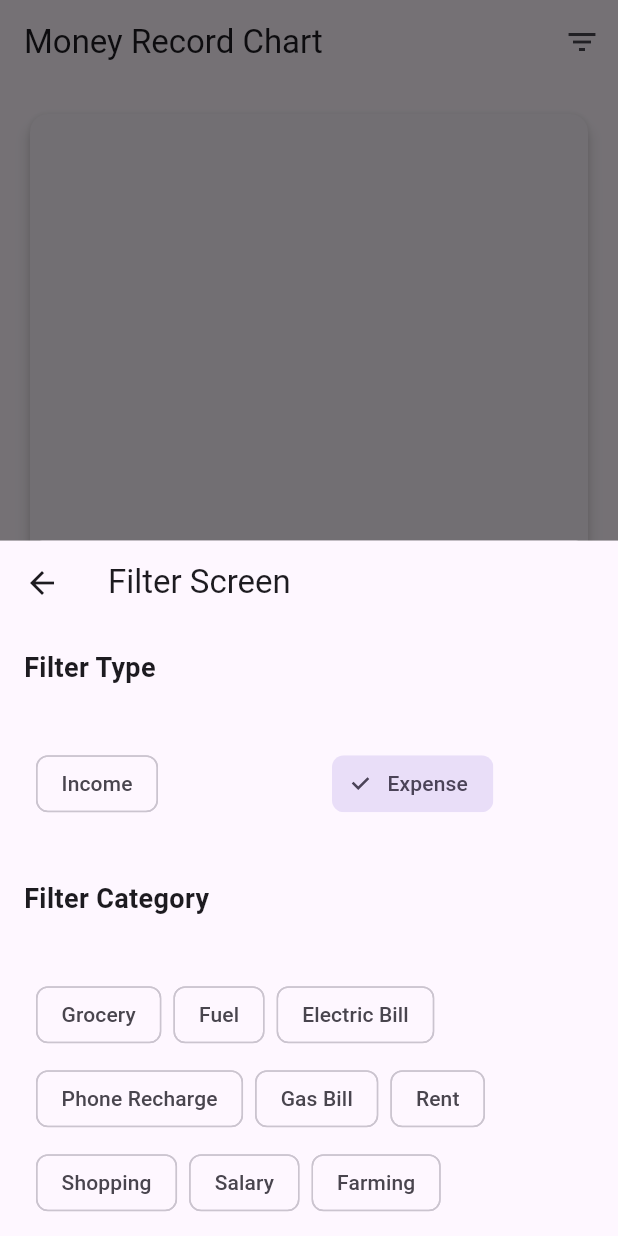
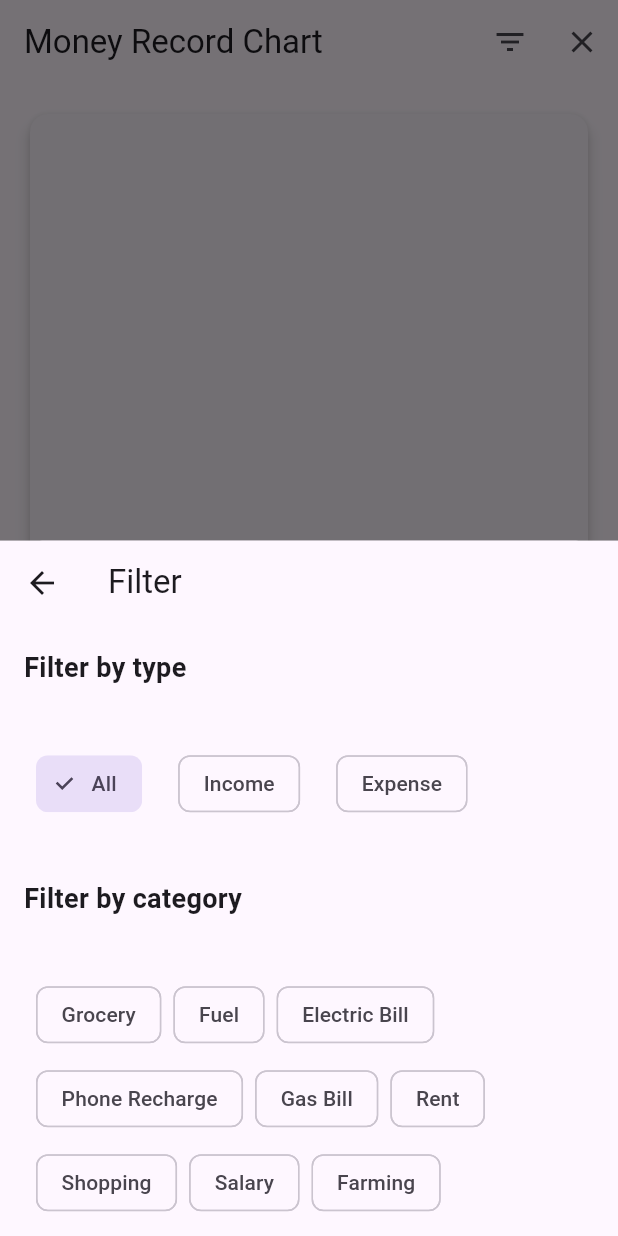
Before and after one commit to priynka2004/money_watcher, a Flutter app: the screen it shows after launch, item 2 of the bottom bar chosen, after a tap on the "filter list" icon, on a phone screen of 412 x 824 dp. Run offline on Flutter 3.47's test engine with Material 2 defaults, Android fonts, the phone set to English and light mode, and no system bars; drawn by our look-alikes of fl_chart; our stand-ins replace flutter_slidable, fluttertoast, sqflite; accounts and stored records are empty.

Commit message:
Implement transaction filtering based on categories and add filter clearing functionality

```diff
--- a/lib/dashboard/ui/money_record_chart_screen.dart
+++ b/lib/dashboard/ui/money_record_chart_screen.dart
@@ -3,6 +3,8 @@ import 'package:fl_chart/fl_chart.dart';
 import 'package:money_watcher/dashboard/model/money_record_model.dart';
 import 'package:money_watcher/dashboard/provider/money_record_provider.dart';
 import 'package:money_watcher/dashboard/ui/money_record_fitter_screen.dart';
+import 'package:money_watcher/shared/app_constant.dart';
+import 'package:money_watcher/shared/app_string.dart';
 import 'package:provider/provider.dart';
 
 class MoneyRecordChartScreen extends StatefulWidget {
@@ -14,7 +16,7 @@ class MoneyRecordChartScreen extends StatefulWidget {
 
 class _MoneyRecordChartScreenState extends State<MoneyRecordChartScreen> {
   List<MoneyRecord> recordList = [];
-  MoneyRecordType selectedType = MoneyRecordType.expense;
+  MoneyRecordType selectedType = MoneyRecordType.all;
   String selectedCategory = '';
 
   @override
@@ -24,8 +26,8 @@ class _MoneyRecordChartScreenState extends State<MoneyRecordChartScreen> {
   }
 
   Future<void> fetchMoneyRecord(BuildContext context) async {
-    final moneyProvider = Provider.of<MoneyRecordProvider>(
-        context, listen: false);
+    final moneyProvider =
+        Provider.of<MoneyRecordProvider>(context, listen: false);
     recordList = moneyProvider.moneyRecordList;
     setState(() {});
   }
@@ -34,7 +36,7 @@ class _MoneyRecordChartScreenState extends State<MoneyRecordChartScreen> {
   Widget build(BuildContext context) {
     return Scaffold(
       appBar: AppBar(
-        title: const Text('Money Record Chart'),
+        title: const Text(moneyRecordChart),
         actions: [
           IconButton(
             onPressed: () {
@@ -42,18 +44,23 @@ class _MoneyRecordChartScreenState extends State<MoneyRecordChartScreen> {
             },
             icon: const Icon(Icons.filter_list),
           ),
+          IconButton(
+            icon: const Icon(Icons.clear),
+            onPressed: clearFilter,
+          ),
         ],
       ),
       body: Padding(
         padding: const EdgeInsets.all(16),
+        child: SingleChildScrollView(
           child: Column(
             children: [
-            Expanded(
-              flex: 2,
-              child: Card(
+              Card(
                 elevation: 4,
                 child: Padding(
                   padding: const EdgeInsets.all(16),
+                  child: SizedBox(
+                    height: MediaQuery.of(context).size.height * 0.4,
                     child: PieChart(
                       swapAnimationDuration: const Duration(milliseconds: 150),
                       swapAnimationCurve: Curves.linear,
@@ -68,38 +75,39 @@ class _MoneyRecordChartScreenState extends State<MoneyRecordChartScreen> {
                 ),
               ),
               const SizedBox(height: 16),
-            Expanded(
-              child: ListView(
-                children: getFilteredRecords().map((record) {
+              ListView(
+                physics: const NeverScrollableScrollPhysics(),
+                shrinkWrap: true,
+                children: calculateFilteredRecords().map((record) {
                   return ListTile(
                     leading: Container(
                       width: 20,
                       height: 20,
-                      color: getRandomColor(),
+                      color: getRandomColor(record.category),
                     ),
                     title: Text(record.category),
                     subtitle: Text('Amount: ${record.amount}'),
                   );
                 }).toList(),
               ),
+            ],
           ),
-          ],
         ),
       ),
     );
   }
 
   List<PieChartSectionData> getExpenseSections() {
-    Map<String, double> expensesByCategory = getExpensesByCategory(
-        recordList, selectedType, selectedCategory);
+    Map<String, double> expensesByCategory =
+        getExpensesByCategory(recordList, selectedType, selectedCategory);
     List<PieChartSectionData> sections = [];
 
     expensesByCategory.forEach((category, amount) {
       sections.add(
         PieChartSectionData(
-          color: getRandomColor(),
+          color: getRandomColor(category),
           value: amount,
-          title: '$category\n$amount',
+          title: '',
           showTitle: true,
           radius: 100,
           titleStyle: const TextStyle(
@@ -111,25 +119,76 @@ class _MoneyRecordChartScreenState extends State<MoneyRecordChartScreen> {
     return sections;
   }
 
-  List<MoneyRecord> getFilteredRecords() {
-    return recordList
-        .where((record) =>
-    record.type == selectedType &&
-        (selectedCategory.isEmpty || record.category == selectedCategory))
-        .toList();
+  List<MoneyRecord> calculateFilteredRecords() {
+    if (selectedType == MoneyRecordType.all && selectedCategory.isEmpty) {
+      return recordList;
     }
 
-  Color getRandomColor() {
-    List<Color> colors = [
-      Colors.red,
-      Colors.blue,
-      Colors.green,
-      Colors.yellow,
-      Colors.orange
-    ];
-    return colors[DateTime
-        .now()
-        .millisecondsSinceEpoch % colors.length];
+    Map<String, MoneyRecord> categoryRecordMap = {};
+
+    for (MoneyRecord record in recordList) {
+      if (record.type == selectedType &&
+          (selectedCategory.isEmpty || record.category == selectedCategory)) {
+        // Check if the category is already in the map
+        if (categoryRecordMap.containsKey(record.category)) {
+          // If yes, update the existing entry by adding the amount
+          categoryRecordMap[record.category]?.amount =
+              (categoryRecordMap[record.category]?.amount ?? 0 + record.amount);
+        } else {
+          // If no, create a new entry in the map
+          categoryRecordMap[record.category] = MoneyRecord(
+            type: selectedType,
+            category: record.category,
+            amount: record.amount,
+            date: record.date,
+            title: record.title, // Include other fields here
+          );
+        }
+      }
+    }
+
+    // Extract the values from the map to get the final filtered list
+    List<MoneyRecord> filteredRecords = categoryRecordMap.values.toList();
+
+    return filteredRecords;
+  }
+
+  Color getRandomColor(String category) {
+    if (category == AppConstant.getRecordCategories()[0]) {
+      return Colors.red;
+    }
+    if (category == AppConstant.getRecordCategories()[1]) {
+      return Colors.blue;
+    }
+    if (category == AppConstant.getRecordCategories()[2]) {
+      return Colors.green;
+    }
+    if (category == AppConstant.getRecordCategories()[3]) {
+      return Colors.yellow;
+    }
+    if (category == AppConstant.getRecordCategories()[4]) {
+      return Colors.orange;
+    }
+    if (category == AppConstant.getRecordCategories()[5]) {
+      return Colors.purple;
+    }
+    if (category == AppConstant.getRecordCategories()[6]) {
+      return Colors.black;
+    }
+    if (category == AppConstant.getRecordCategories()[7]) {
+      return Colors.grey;
+    }
+    if (category == AppConstant.getRecordCategories()[8]) {
+      return Colors.blueAccent;
+    }
+    if (category == AppConstant.getRecordCategories()[9]) {
+      return Colors.brown;
+    }
+    if (category == AppConstant.getRecordCategories()[10]) {
+      return Colors.deepOrangeAccent;
+    }
+
+    return Colors.amberAccent;
   }
 
   void _openFilterScreen(BuildContext context) async {
@@ -154,22 +213,37 @@ class _MoneyRecordChartScreenState extends State<MoneyRecordChartScreen> {
       selectedCategory = category;
     });
   }
+
   Map<String, double> getExpensesByCategory(
       List<MoneyRecord> records, MoneyRecordType type, String category) {
     Map<String, double> expensesByCategory = {};
+
     for (MoneyRecord record in records) {
-      if (record.type == type &&
-          (category.isEmpty || record.category == category)) {
+      if (type == MoneyRecordType.all ||
+          (record.type == type &&
+              (category.isEmpty || record.category == category))) {
         String recordCategory = record.category;
 
         if (expensesByCategory.containsKey(recordCategory)) {
+          expensesByCategory[recordCategory] ??= 0; // Initialize to 0 if null
           expensesByCategory[recordCategory] =
-              record.amount;
+              (expensesByCategory[recordCategory] ?? 0) +
+                  (record.amount ?? 0); // Add record.amount if not null
         } else {
-          expensesByCategory[recordCategory] = record.amount;
+          expensesByCategory[recordCategory] =
+              record.amount ?? 0; // Set to record.amount or 0 if null
         }
       }
     }
+
     return expensesByCategory;
   }
+
+
+  void clearFilter() {
+    setState(() {
+      selectedType = MoneyRecordType.all;
+      selectedCategory = '';
+    });
   }
+}
--- a/lib/dashboard/ui/money_record_fitter_screen.dart
+++ b/lib/dashboard/ui/money_record_fitter_screen.dart
@@ -1,6 +1,7 @@
 import 'package:flutter/material.dart';
 import 'package:money_watcher/dashboard/model/money_record_model.dart';
 import 'package:money_watcher/shared/app_constant.dart';
+import 'package:money_watcher/shared/app_string.dart';
 
 class MoneyRecordFilterScreen extends StatefulWidget {
   final MoneyRecordType initialSelectedType;
@@ -30,10 +31,21 @@ class MoneyRecordFilterScreenState extends State<MoneyRecordFilterScreen> {
   }
 
   @override
+  void didUpdateWidget(covariant MoneyRecordFilterScreen oldWidget) {
+    if (oldWidget.initialSelectedType != widget.initialSelectedType ||
+        oldWidget.initialSelectedCategory != widget.initialSelectedCategory) {
+      selectedType = widget.initialSelectedType;
+      selectedCategory = widget.initialSelectedCategory;
+      setState(() {});
+    }
+    super.didUpdateWidget(oldWidget);
+  }
+
+  @override
   Widget build(BuildContext context) {
     return Scaffold(
       appBar: AppBar(
-        title: const Text('Filter Screen'),
+        title: const Text(filterAppbar),
       ),
       body: SingleChildScrollView(
         child: Column(
@@ -42,7 +54,7 @@ class MoneyRecordFilterScreenState extends State<MoneyRecordFilterScreen> {
             const Padding(
               padding: EdgeInsets.all(16),
               child: Text(
-                'Filter Type',
+                filterTypeText,
                 style: TextStyle(fontSize: 18, fontWeight: FontWeight.bold),
               ),
             ),
@@ -53,7 +65,24 @@ class MoneyRecordFilterScreenState extends State<MoneyRecordFilterScreen> {
                 runSpacing: 8.0,
                 children: [
                   ChoiceChip(
-                    label: const Text('Income'),
+                    label: const Text(filterChipTextAll),
+                    selected: selectedType == MoneyRecordType.all,
+                    onSelected: (bool selected) {
+                      if (selected) {
+                        setState(() {
+                          selectedType = MoneyRecordType.all;
+                          selectedCategory = '';
+                        });
+                        widget.onFilterChanged(
+                          MoneyRecordType.all,
+                          selectedCategory,
+                        );
+                      }
+                    },
+                  ),
+                  const SizedBox(width: 8),
+                  ChoiceChip(
+                    label: const Text(filterChipTextIncome),
                     selected: selectedType == MoneyRecordType.income,
                     onSelected: (bool selected) {
                       if (selected) {
@@ -67,9 +96,9 @@ class MoneyRecordFilterScreenState extends State<MoneyRecordFilterScreen> {
                       }
                     },
                   ),
-                  const SizedBox(width: 100),
+                  const SizedBox(width: 8),
                   ChoiceChip(
-                    label: const Text('Expense'),
+                    label: const Text(filterChipTextExpense),
                     selected: selectedType == MoneyRecordType.expense,
                     onSelected: (bool selected) {
                       if (selected) {
@@ -89,7 +118,7 @@ class MoneyRecordFilterScreenState extends State<MoneyRecordFilterScreen> {
             const Padding(
               padding: EdgeInsets.all(16),
               child: Text(
-                'Filter Category',
+                filterCategoryText,
                 style: TextStyle(fontSize: 18, fontWeight: FontWeight.bold),
               ),
             ),
--- a/lib/dashboard/ui/widget/money_record_list_item_widget.dart
+++ b/lib/dashboard/ui/widget/money_record_list_item_widget.dart
@@ -3,7 +3,7 @@ import 'package:money_watcher/dashboard/model/money_record_model.dart';
 import 'package:money_watcher/shared/app_colors.dart';
 
 class MoneyRecordListItemWidget extends StatelessWidget {
-  const MoneyRecordListItemWidget({super.key, required this.moneyRecord});
+  const MoneyRecordListItemWidget({super.key, required this.moneyRecord, });
   final MoneyRecord moneyRecord;
 
   @override
--- a/lib/shared/app_string.dart
+++ b/lib/shared/app_string.dart
@@ -22,3 +22,15 @@ const String addTextButton = "Add Record";
 const String recordAddMsg = "Record added successfully!";
 const String editTextButton = "Edit Record";
 const String recordEditMsg = "Record updated successfully!";
+const String moneyRecordChart = "Money Record Chart";
+const String filterAppbar = "Filter";
+const String filterTypeText = "Filter by type";
+const String filterCategoryText = "Filter by category";
+const String filterChipTextAll = "All";
+const String filterChipTextIncome = "Income";
+const String filterChipTextExpense = "Expense";
+const String moneyRecordListAppbarText = "Money Records";
+const String moneyRecordDeleteTitleText = "Delete Alert";
+const String moneyRecordDeleteContentText = "Are you sure want to delete this?";
+const String moneyRecordDeleteButtonText = "Cancel";
+const String moneyRecordDeleteButtonTextOkay = "Okay";
```
Also changed, not shown: lib/dashboard/ui/money_record_list_screen.dart (+25 -13 lines), lib/shared/app_colors.dart (line endings or trailing spaces). Lines whose indentation alone changed are shown as unchanged.
